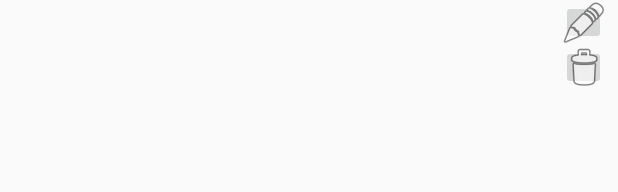
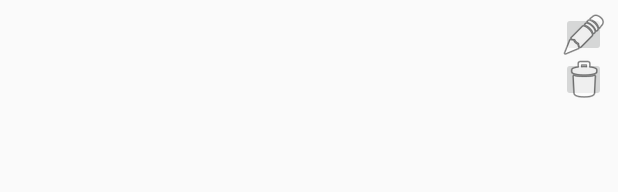
Before and after one commit to c2gogabrielrighi/LPOO2_GastosPessoais, an Android app: the layout list_registro.xml on its own in the app's theme, with its tools: preview values and no code run, on a phone screen of 412 x 824 dp. Shown: the top 192 px of the screen. Run offline under Robolectric (Android 15) with nearby library versions, the phone set to English and light mode, and no system bars.

```diff
--- a/app/src/main/res/layout/list_registro.xml
+++ b/app/src/main/res/layout/list_registro.xml
@@ -44,20 +44,30 @@
         app:layout_constraintTop_toTopOf="parent" />
 
     <ImageButton
-        android:id="@+id/imageDelete"
+        android:id="@+id/btnDelete"
         android:layout_width="30dp"
         android:layout_height="30dp"
         android:layout_marginEnd="8dp"
         app:layout_constraintEnd_toEndOf="parent"
-        app:layout_constraintTop_toBottomOf="@+id/imageEdit"
+        app:layout_constraintTop_toBottomOf="@+id/btnEdit"
         app:srcCompat="@android:drawable/ic_menu_delete" />
 
     <ImageButton
-        android:id="@+id/imageEdit"
+        android:id="@+id/btnEdit"
         android:layout_width="30dp"
         android:layout_height="30dp"
+        android:layout_marginTop="8dp"
         android:layout_marginEnd="8dp"
         app:layout_constraintEnd_toEndOf="parent"
-        app:srcCompat="@android:drawable/ic_menu_edit"
-        tools:layout_editor_absoluteY="334dp" />
+        app:layout_constraintTop_toTopOf="parent"
+        app:srcCompat="@android:drawable/ic_menu_edit" />
+
+    <TextView
+        android:id="@+id/textId"
+        android:layout_width="wrap_content"
+        android:layout_height="wrap_content"
+        android:text=""
+        android:textSize="0dp"
+        tools:layout_editor_absoluteX="8dp"
+        tools:layout_editor_absoluteY="8dp" />
 </androidx.constraintlayout.widget.ConstraintLayout>
```
Also changed, not shown: app/src/main/java/com/example/lpoo2_gastospessoais/MainActivity.java (+6 -6 lines), app/src/main/java/com/example/lpoo2_gastospessoais/RegistrosAdapter.java (+26 -4 lines).
